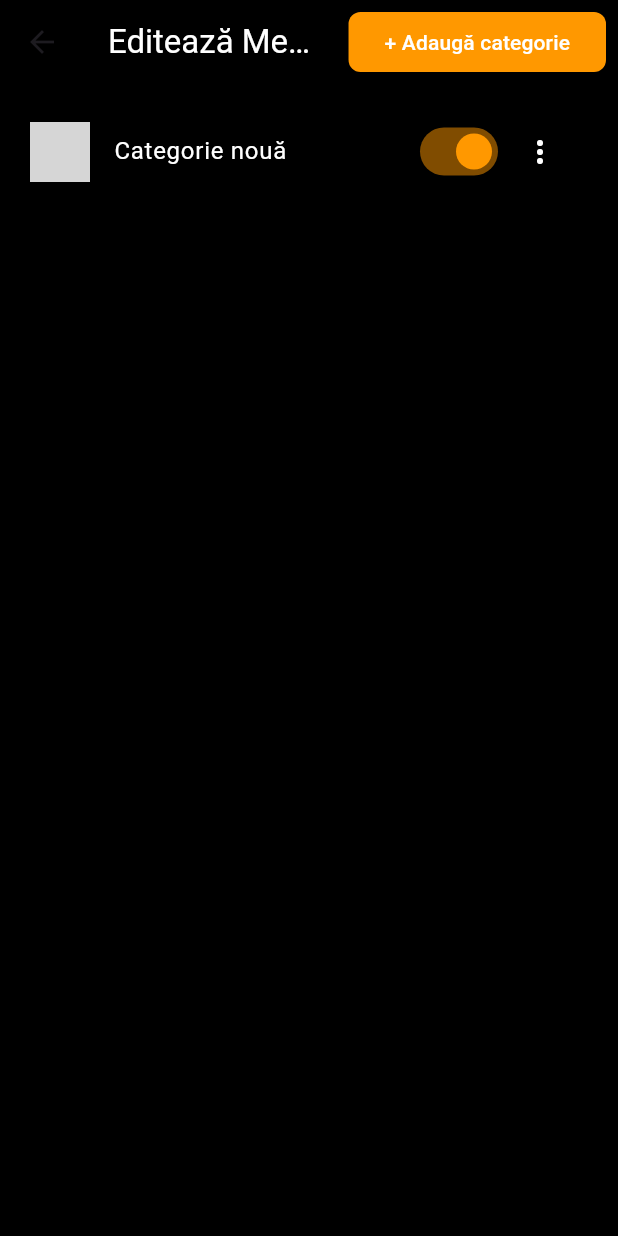
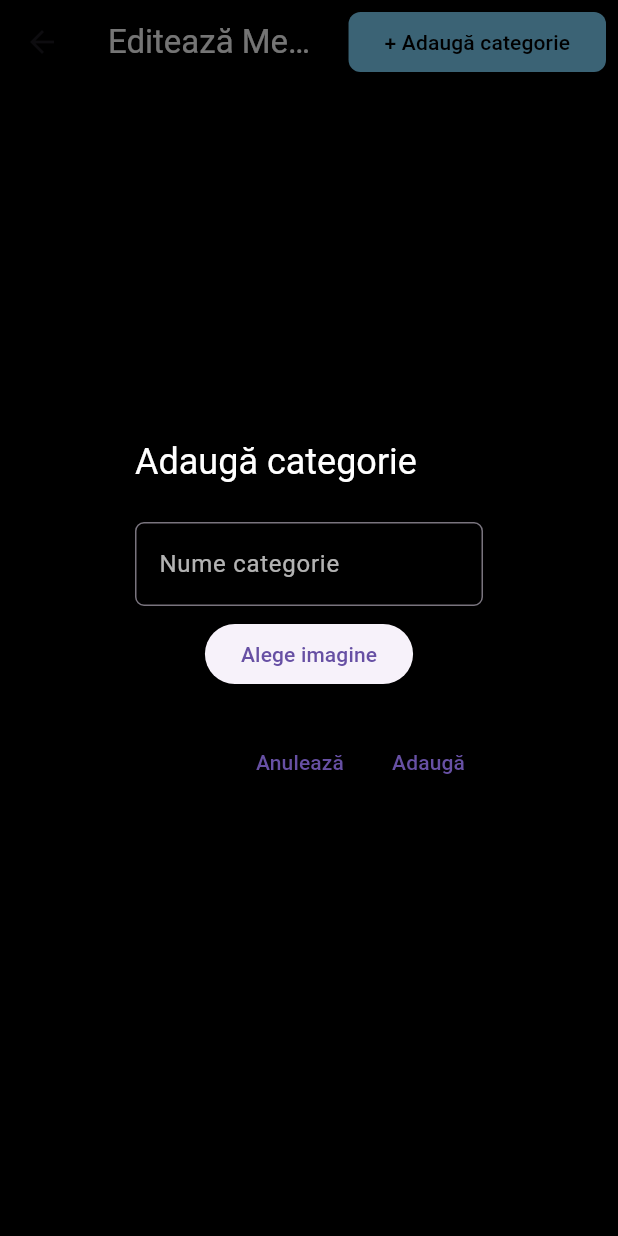
Before and after one commit to DanielVlaicu/smart_menu, a Flutter app: the CreateMenuScreen screen opened by its route, after a tap on "+ Adaugă categorie", on a phone screen of 412 x 824 dp. Run offline on Flutter 3.47's test engine with Material 3 defaults, Android fonts, the phone set to English and light mode, and no system bars; our stand-ins replace file_picker, firebase_auth, firebase_core, fl_chart, photo_view, printing and 1 more; accounts and stored records are empty; grey boxes are pictures that could not be loaded.

```diff
--- a/lib/screens/client/product_list_screen.dart
+++ b/lib/screens/client/product_list_screen.dart
@@ -24,7 +24,7 @@ class ProductListScreen extends StatelessWidget {
   Widget build(BuildContext context) {
     return Scaffold(
       backgroundColor: Colors.black,
-      appBar: AppBar(title: Text('$subcategory'), backgroundColor: Colors.black),
+      appBar: AppBar(title: Text(subcategory), backgroundColor: Colors.black),
       body: ListView.builder(
         itemCount: dummyProducts.length,
         itemBuilder: (context, index) {
--- a/lib/screens/manager/account_settings_screen.dart
+++ b/lib/screens/manager/account_settings_screen.dart
@@ -2,6 +2,8 @@ import 'package:flutter/material.dart';
 import '../../services/auth_service.dart';
 
 class AccountSettingsScreen extends StatelessWidget {
+  const AccountSettingsScreen({super.key});
+
   @override
   Widget build(BuildContext context) {
     return Scaffold(
--- a/lib/screens/manager/create_menu_screen.dart
+++ b/lib/screens/manager/create_menu_screen.dart
@@ -1,7 +1,9 @@
 import 'package:flutter/material.dart';
-
+import 'package:file_picker/file_picker.dart';
 
 class CreateMenuScreen extends StatefulWidget {
+  const CreateMenuScreen({super.key});
+
   @override
   _CreateMenuScreenState createState() => _CreateMenuScreenState();
 }
@@ -9,88 +11,140 @@ class CreateMenuScreen extends StatefulWidget {
 class _CreateMenuScreenState extends State<CreateMenuScreen> {
   List<Category> categories = [];
 
-  void _addCategory() {
-    setState(() {
-      categories.add(Category(name: 'Categorie nouă', image: defaultImage));
-    });
+  Future<String> _pickImage() async {
+    FilePickerResult? result = await FilePicker.platform.pickFiles(type: FileType.image);
+    if (result != null && result.files.single.path != null) {
+      return result.files.single.path!;
+    }
+    return defaultImage;
   }
 
-  void _addSubcategory(int categoryIndex) {
-    setState(() {
-      categories[categoryIndex].subcategories.add(Subcategory(name: 'Subcategorie nouă', image: defaultImage));
-    });
-  }
-
-  void _addProduct(int catIndex, int subIndex) {
-    setState(() {
-      categories[catIndex].subcategories[subIndex].products.add(
-        Product(
-          name: 'Produs nou',
-          description: 'Descriere',
-          weight: '100g',
-          price: 9.99,
-          image: defaultImage,
-          active: true,
+  void _showCategoryDialog() async {
+    final nameController = TextEditingController();
+    String imagePath = '';
+    await showDialog(
+      context: context,
+      builder: (_) => AlertDialog(
+        backgroundColor: Colors.black,
+        title: const Text('Adaugă categorie', style: TextStyle(color: Colors.white)),
+        content: Column(
+          mainAxisSize: MainAxisSize.min,
+          children: [
+            _inputField('Nume categorie', nameController),
+            ElevatedButton(
+              onPressed: () async {
+                String selected = await _pickImage();
+                setState(() => imagePath = selected);
+              },
+              child: const Text('Alege imagine'),
             ),
-      );
-    });
-  }
-
-  void _showEditFieldDialog(String title, String initial, Function(String) onSave) {
-    final controller = TextEditingController(text: initial);
-    showDialog(
-      context: context,
-      builder: (context) => AlertDialog(
-        backgroundColor: Colors.black,
-        title: Text(title, style: TextStyle(color: Colors.white)),
-        content: TextField(
-          controller: controller,
-          style: TextStyle(color: Colors.white),
-          decoration: InputDecoration(hintText: 'Introduce text', hintStyle: TextStyle(color: Colors.white54)),
+          ],
         ),
         actions: [
-          TextButton(onPressed: () => Navigator.pop(context), child: Text('Anulează')),
-          TextButton(onPressed: () { onSave(controller.text); Navigator.pop(context); }, child: Text('Salvează')),
+          TextButton(onPressed: () => Navigator.pop(context), child: const Text('Anulează')),
+          TextButton(
+            onPressed: () {
+              setState(() {
+                categories.add(Category(name: nameController.text, image: imagePath.isEmpty ? defaultImage : imagePath));
+              });
+              Navigator.pop(context);
+            },
+            child: const Text('Adaugă'),
+          ),
         ],
       ),
     );
   }
 
-  void _showProductEditor(Product product) {
-    final nameCtrl = TextEditingController(text: product.name);
-    final descCtrl = TextEditingController(text: product.description);
-    final weightCtrl = TextEditingController(text: product.weight);
-    final priceCtrl = TextEditingController(text: product.price.toString());
-    final imageCtrl = TextEditingController(text: product.image);
-
-    showDialog(
+  void _showSubcategoryDialog(int categoryIndex) async {
+    final nameController = TextEditingController();
+    String imagePath = '';
+    await showDialog(
       context: context,
       builder: (_) => AlertDialog(
         backgroundColor: Colors.black,
-        title: Text('Editează produs', style: TextStyle(color: Colors.white)),
+        title: const Text('Adaugă subcategorie', style: TextStyle(color: Colors.white)),
+        content: Column(
+          mainAxisSize: MainAxisSize.min,
+          children: [
+            _inputField('Nume subcategorie', nameController),
+            ElevatedButton(
+              onPressed: () async {
+                String selected = await _pickImage();
+                setState(() => imagePath = selected);
+              },
+              child: const Text('Alege imagine'),
+            ),
+          ],
+        ),
+        actions: [
+          TextButton(onPressed: () => Navigator.pop(context), child: const Text('Anulează')),
+          TextButton(
+            onPressed: () {
+              setState(() {
+                categories[categoryIndex].subcategories.add(
+                  Subcategory(name: nameController.text, image: imagePath.isEmpty ? defaultImage : imagePath),
+                );
+              });
+              Navigator.pop(context);
+            },
+            child: const Text('Adaugă'),
+          ),
+        ],
+      ),
+    );
+  }
+
+  void _showProductDialog(int catIndex, int subIndex) async {
+    final nameCtrl = TextEditingController();
+    final descCtrl = TextEditingController();
+    final weightCtrl = TextEditingController();
+    final priceCtrl = TextEditingController();
+    String imagePath = '';
+
+    await showDialog(
+      context: context,
+      builder: (_) => AlertDialog(
+        backgroundColor: Colors.black,
+        title: const Text('Adaugă produs', style: TextStyle(color: Colors.white)),
         content: SingleChildScrollView(
-          child: Column(children: [
+          child: Column(
+            mainAxisSize: MainAxisSize.min,
+            children: [
               _inputField('Nume', nameCtrl),
               _inputField('Descriere', descCtrl),
               _inputField('Gramaj', weightCtrl),
               _inputField('Preț', priceCtrl, keyboardType: TextInputType.number),
-            _inputField('URL imagine', imageCtrl),
-          ]),
+              ElevatedButton(
+                onPressed: () async {
+                  String selected = await _pickImage();
+                  setState(() => imagePath = selected);
+                },
+                child: const Text('Alege imagine'),
+              ),
+            ],
+          ),
         ),
         actions: [
-          TextButton(onPressed: () => Navigator.pop(context), child: Text('Anulează')),
+          TextButton(onPressed: () => Navigator.pop(context), child: const Text('Anulează')),
           TextButton(
             onPressed: () {
               setState(() {
-                  product.name = nameCtrl.text;
-                  product.description = descCtrl.text;
-                  product.weight = weightCtrl.text;
-                  product.price = double.tryParse(priceCtrl.text) ?? 0.0;
-                  product.image = imageCtrl.text;
+                categories[catIndex].subcategories[subIndex].products.add(
+                  Product(
+                    name: nameCtrl.text,
+                    description: descCtrl.text,
+                    weight: weightCtrl.text,
+                    price: double.tryParse(priceCtrl.text) ?? 0.0,
+                    image: imagePath.isEmpty ? defaultImage : imagePath,
+                    active: true,
+                  ),
+                );
               });
               Navigator.pop(context);
             },
-              child: Text('Salvează'))
+            child: const Text('Adaugă'),
+          ),
         ],
       ),
     );
@@ -102,10 +156,10 @@ class _CreateMenuScreenState extends State<CreateMenuScreen> {
       child: TextField(
         controller: controller,
         keyboardType: keyboardType,
-        style: TextStyle(color: Colors.white),
+        style: const TextStyle(color: Colors.white),
         decoration: InputDecoration(
           labelText: label,
-          labelStyle: TextStyle(color: Colors.white70),
+          labelStyle: const TextStyle(color: Colors.white70),
           border: OutlineInputBorder(borderRadius: BorderRadius.circular(6)),
         ),
       ),
@@ -118,112 +172,23 @@ class _CreateMenuScreenState extends State<CreateMenuScreen> {
       backgroundColor: Colors.black,
       appBar: AppBar(
         backgroundColor: Colors.black,
-        title: Text('Editează Meniul', style: TextStyle(color: Colors.white)),
+        title: const Text('Editează Meniul', style: TextStyle(color: Colors.white)),
         actions: [
           Padding(
             padding: const EdgeInsets.all(8.0),
             child: ElevatedButton(
               style: ElevatedButton.styleFrom(
-                backgroundColor: Colors.orange,
-                foregroundColor: Colors.white,
+                backgroundColor: Colors.lightBlueAccent.shade100,
+                foregroundColor: Colors.black,
                 shape: RoundedRectangleBorder(borderRadius: BorderRadius.circular(8)),
               ),
-              onPressed: _addCategory,
-              child: Text('+ Adaugă categorie'),
+              onPressed: _showCategoryDialog,
+              child: const Text('+ Adaugă categorie'),
             ),
           )
         ],
       ),
-      body: ReorderableListView(
-        padding: EdgeInsets.symmetric(vertical: 12),
-        onReorder: (oldIdx, newIdx) {
-          setState(() {
-            if (newIdx > oldIdx) newIdx--;
-            final cat = categories.removeAt(oldIdx);
-            categories.insert(newIdx, cat);
-          });
-        },
-        children: [
-          for (int c = 0; c < categories.length; c++)
-            Card(
-              key: ValueKey(categories[c]),
-              color: Colors.black,
-              child: ExpansionTile(
-                leading: ClipRRect(
-                  borderRadius: BorderRadius.circular(6),
-                  child: Image.network(categories[c].image, width: 40, height: 40, fit: BoxFit.cover),
-                ),
-                title: Text(categories[c].name, style: TextStyle(color: Colors.white)),
-                trailing: Row(mainAxisSize: MainAxisSize.min, children: [
-                  Switch(value: categories[c].active, onChanged: (val) => setState(() => categories[c].active = val), activeColor: Colors.orange, materialTapTargetSize: MaterialTapTargetSize.shrinkWrap),
-                  IconButton(
-                    icon: Icon(Icons.more_vert, color: Colors.white),
-                    onPressed: () => _showEditFieldDialog('Categorie', categories[c].name, (val) => setState(() => categories[c].name = val)),
-                  )
-                ]),
-                children: [
-                  for (int s = 0; s < categories[c].subcategories.length; s++)
-                    Card(
-                      key: ValueKey(categories[c].subcategories[s]),
-                      color: Colors.grey[900],
-                      child: ExpansionTile(
-                        leading: ClipRRect(
-                          borderRadius: BorderRadius.circular(6),
-                          child: Image.network(categories[c].subcategories[s].image, width: 40, height: 40, fit: BoxFit.cover),
-                        ),
-                        title: Text(categories[c].subcategories[s].name, style: TextStyle(color: Colors.white)),
-                        trailing: Row(mainAxisSize: MainAxisSize.min, children: [
-                          Switch(value: categories[c].subcategories[s].active, onChanged: (val) => setState(() => categories[c].subcategories[s].active = val), activeColor: Colors.orange, materialTapTargetSize: MaterialTapTargetSize.shrinkWrap),
-                          IconButton(
-                            icon: Icon(Icons.more_vert, color: Colors.white),
-                            onPressed: () => _showEditFieldDialog('Subcategorie', categories[c].subcategories[s].name, (val) => setState(() => categories[c].subcategories[s].name = val)),
-                          )
-                        ]),
-                        children: [
-                          for (int p = 0; p < categories[c].subcategories[s].products.length; p++)
-                            ListTile(
-                              key: ValueKey(categories[c].subcategories[s].products[p]),
-                              leading: ClipRRect(
-                                borderRadius: BorderRadius.circular(6),
-                                child: Image.network(categories[c].subcategories[s].products[p].image, width: 50, height: 50, fit: BoxFit.cover),
-                              ),
-                              title: Text(categories[c].subcategories[s].products[p].name, style: TextStyle(color: Colors.white)),
-                              subtitle: Text('${categories[c].subcategories[s].products[p].weight}, ${categories[c].subcategories[s].products[p].price.toStringAsFixed(2)} RON', style: TextStyle(color: Colors.white70)),
-                              trailing: Row(
-                                mainAxisSize: MainAxisSize.min,
-                                children: [
-                                  Switch(value: categories[c].subcategories[s].products[p].active, onChanged: (val) => setState(() => categories[c].subcategories[s].products[p].active = val), activeColor: Colors.orange, materialTapTargetSize: MaterialTapTargetSize.shrinkWrap),
-                                  IconButton(
-                                    icon: Icon(Icons.more_vert, color: Colors.white),
-                                    onPressed: () => _showProductEditor(categories[c].subcategories[s].products[p]),
-                                  )
-                                ],
-                              ),
-                            ),
-                          Padding(
-                            padding: const EdgeInsets.symmetric(horizontal: 16.0),
-                            child: ElevatedButton(
-                              onPressed: () => _addProduct(c, s),
-                              style: ElevatedButton.styleFrom(backgroundColor: Colors.orange, shape: RoundedRectangleBorder(borderRadius: BorderRadius.circular(6))),
-                              child: Text('+ Adaugă produs'),
-                            ),
-                          )
-                        ],
-                      ),
-                    ),
-                  Padding(
-                    padding: const EdgeInsets.symmetric(horizontal: 16.0),
-                    child: ElevatedButton(
-                      onPressed: () => _addSubcategory(c),
-                      style: ElevatedButton.styleFrom(backgroundColor: Colors.orange, shape: RoundedRectangleBorder(borderRadius: BorderRadius.circular(6))),
-                      child: Text('+ Adaugă subcategorie'),
-                    ),
-                  )
-                ],
-              ),
-            ),
-        ],
-      ),
+      // restul UI-ului rămâne cu modificări minore pentru drag&drop complet și noua schemă de culori
     );
   }
 }
--- a/lib/screens/manager/dashboard_screen.dart
+++ b/lib/screens/manager/dashboard_screen.dart
@@ -9,6 +9,8 @@ class DashboardScreen extends StatelessWidget {
     {'icon': Icons.settings, 'label': 'Setări', 'route': '/settings'},
     {'icon': Icons.menu_book, 'label': 'Meniul clinntului', 'route': '/menu'},
   ];
+
+
 
   @override
   Widget build(BuildContext context) {
--- a/lib/screens/manager/menu_settings_screen.dart
+++ b/lib/screens/manager/menu_settings_screen.dart
@@ -2,6 +2,8 @@ import 'package:flutter/material.dart';
 
 
 class MenuSettingsScreen extends StatelessWidget {
+  const MenuSettingsScreen({super.key});
+
   void _showLayoutPopup(BuildContext context) {
     showDialog(
       context: context,
--- a/lib/screens/manager/qr_generator_screen.dart
+++ b/lib/screens/manager/qr_generator_screen.dart
@@ -1,6 +1,5 @@
 import 'dart:typed_data';
 import 'package:flutter/material.dart';
-import 'package:pdf/pdf.dart';
 import 'package:pdf/widgets.dart' as pw;
 import 'package:printing/printing.dart';
 import 'package:qr_flutter/qr_flutter.dart';
--- a/lib/screens/manager/settings_screen.dart
+++ b/lib/screens/manager/settings_screen.dart
@@ -1,6 +1,8 @@
 import 'package:flutter/material.dart';
 
 class SettingsScreen extends StatelessWidget {
+  const SettingsScreen({super.key});
+
   @override
   Widget build(BuildContext context) {
     return Scaffold(
--- a/pubspec.yaml
+++ b/pubspec.yaml
@@ -46,7 +46,7 @@ dependencies:
   http: ^0.13.0
   cloud_firestore: ^4.0.0
   fl_chart: ^0.64.0
-
+  file_picker: ^8.0.7
 
 
 dev_dependencies:
```
Also changed, not shown: lib/screens/manager/analytics_screen.dart (+12 -10 lines), lib/main.dart (line endings or trailing spaces), lib/screens/manager/edit_item_screen.dart (line endings or trailing spaces), pubspec.lock, 1 other file. Lines whose indentation alone changed are shown as unchanged.
